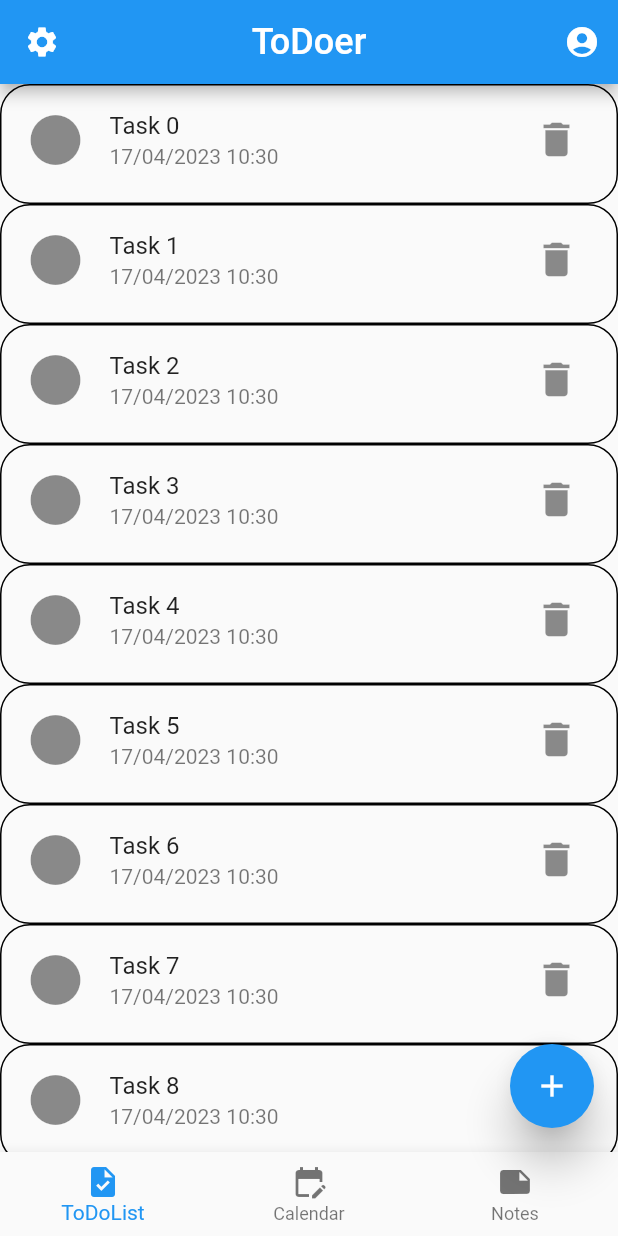
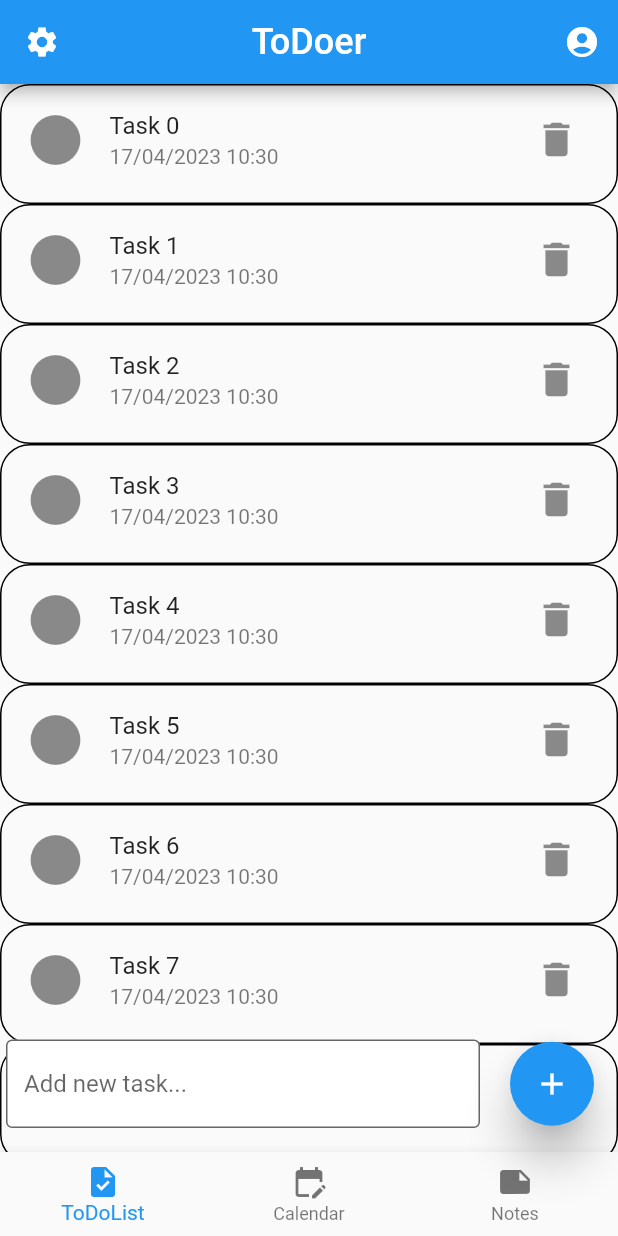
Before and after one commit to dtuukkanen/ToDo, a Flutter app: the screen it shows after launch, on a phone screen of 412 x 824 dp. Run offline on Flutter 3.47's test engine with Material 2 defaults, Android fonts, the phone set to English and light mode, and no system bars.

Commit message:
TextField and other small changes

```diff
--- a/lib/main.dart
+++ b/lib/main.dart
@@ -12,16 +12,19 @@ class MainApp extends StatelessWidget {
   @override
   Widget build(BuildContext context) {
     return MaterialApp(
+      debugShowCheckedModeBanner: false,
       home: Scaffold(
         appBar: topBar(context),
-        body: listView(),
+        body: Container(
+          margin: const EdgeInsets.only(bottom: 80.0),
+          child: listView(),
+        ),
         bottomNavigationBar: bottomNavigationBar(context),
-        floatingActionButton: FloatingActionButton(
-        elevation: 12,
-        child: const Icon(Icons.add),
-        onPressed: () {
-        },
-      ),
+        floatingActionButton: Row(
+          children: [
+            Expanded(child: textField()),
+            floatingActionButton(),
+        ]),
     )
     );
   }
@@ -49,6 +52,7 @@ AppBar topBar(BuildContext context) {
 // create a widget for the list of tasks
 Widget listView() {
   return ListView.builder(
+    shrinkWrap: true,
     itemExtent: 80.0,
     itemCount: 10,
     itemBuilder: (BuildContext context, int index) {
@@ -93,5 +97,27 @@ BottomNavigationBar bottomNavigationBar(BuildContext context) {
       ),
   ],
   );
+}
 
+FloatingActionButton floatingActionButton() {
+  return FloatingActionButton(
+    elevation: 12,
+    child: const Icon(Icons.add),
+    onPressed: () {}
+    );
 }
+
+
+Widget textField() {
+  return Container(
+    margin: const EdgeInsets.only(left: 20.0, right: 20.0),
+    child: const TextField(
+      decoration: InputDecoration(
+        border: OutlineInputBorder(),
+        filled: true,
+        fillColor: Colors.white,
+        hintText: 'Add new task...',
+      ),
+    ),
+  );
+}
```
